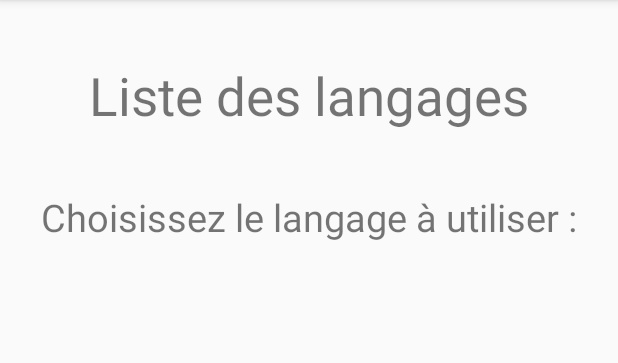
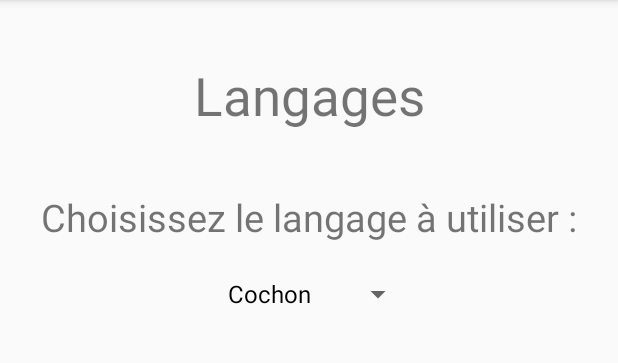
Before and after one commit to PinsardF/Gruiker, an Android app: the screen it shows after launch (MainActivity), after a tap on "Langages", on a phone screen of 412 x 824 dp, the part 84-447 px from its top. Run offline under Robolectric (Android 15) with nearby library versions, the phone set to English and light mode, and no system bars; 1 other tap on this screen came first.

Commit message:
Languages layout : list done Next objective : implement "add a language" form

```diff
--- a/app/src/main/java/com/example/gruiker/View/LanguagesFragment.java
+++ b/app/src/main/java/com/example/gruiker/View/LanguagesFragment.java
@@ -4,6 +4,9 @@ import android.os.Bundle;
 import android.view.LayoutInflater;
 import android.view.View;
 import android.view.ViewGroup;
+import android.widget.Adapter;
+import android.widget.ArrayAdapter;
+import android.widget.Spinner;
 import android.widget.TextView;
 
 import androidx.annotation.Nullable;
@@ -15,6 +18,8 @@ import androidx.lifecycle.ViewModelProviders;
 import com.example.gruiker.R;
 import com.example.gruiker.ViewModel.LanguagesViewModel;
 
+import java.util.ArrayList;
+
 
 public class LanguagesFragment extends Fragment {
 
@@ -24,13 +29,17 @@ public class LanguagesFragment extends Fragment {
                              ViewGroup container, Bundle savedInstanceState) {
         languagesViewModel = ViewModelProviders.of(this).get(LanguagesViewModel.class);
         View root = inflater.inflate(R.layout.fragment_languages, container, false);
-        final TextView textView = root.findViewById(R.id.textView_languages);
-        languagesViewModel.getText().observe(this, new Observer<String>() {
-            @Override
-            public void onChanged(@Nullable String s) {
-                textView.setText(s);
-            }
-        });
+
+        ArrayList<String> languages_list = new ArrayList<String>();//Remplissage de la liste de langages
+        languages_list.add("Cochon");
+        languages_list.add("Chat");
+        languages_list.add("Chien");
+
+        Spinner spinner = (Spinner) root.findViewById(R.id.languages_selector);
+        ArrayAdapter<String> adapter = new ArrayAdapter<>(getContext(),R.layout.support_simple_spinner_dropdown_item,languages_list);
+        adapter.setDropDownViewResource(R.layout.support_simple_spinner_dropdown_item);
+        spinner.setAdapter(adapter);
+
         return root;
     }
 }
--- /dev/null
+++ b/app/src/main/res/drawable/gradient_spinner.xml
@@ -0,0 +1,16 @@
+<?xml version="1.0" encoding="utf-8"?>
+<selector xmlns:android="http://schemas.android.com/apk/res/android">
+
+    <item><layer-list>
+        <item><shape>
+            <gradient android:angle="90" android:endColor="#B3BBCC" android:startColor="#E8EBEF" android:type="linear" />
+
+            <stroke android:width="1dp" android:color="#000000" />
+
+            <corners android:radius="4dp" />
+
+            <padding android:bottom="3dp" android:left="3dp" android:right="3dp" android:top="3dp" />
+        </shape></item>
+    </layer-list></item>
+
+</selector>
--- a/app/src/main/res/layout/fragment_languages.xml
+++ b/app/src/main/res/layout/fragment_languages.xml
@@ -1,10 +1,8 @@
 <?xml version="1.0" encoding="utf-8"?>
 <androidx.constraintlayout.widget.ConstraintLayout xmlns:android="http://schemas.android.com/apk/res/android"
     xmlns:app="http://schemas.android.com/apk/res-auto"
-    xmlns:tools="http://schemas.android.com/tools"
     android:layout_width="match_parent"
-    android:layout_height="match_parent"
-    >
+    android:layout_height="match_parent">
 
     <TextView
         android:id="@+id/textView_languages"
@@ -30,4 +28,14 @@
         app:layout_constraintEnd_toEndOf="parent"
         app:layout_constraintStart_toStartOf="parent"
         app:layout_constraintTop_toBottomOf="@+id/textView_languages" />
+
+    <Spinner
+        android:id="@+id/languages_selector"
+        android:layout_width="140sp"
+        android:layout_height="wrap_content"
+        style="@style/spinner_style"
+        app:layout_constraintEnd_toEndOf="parent"
+        app:layout_constraintStart_toStartOf="parent"
+        app:layout_constraintTop_toBottomOf="@+id/textView_choose_language" />
+
 </androidx.constraintlayout.widget.ConstraintLayout>
--- a/app/src/main/res/values/styles.xml
+++ b/app/src/main/res/values/styles.xml
@@ -8,4 +8,12 @@
         <item name="colorAccent">@color/colorAccent</item>
     </style>
 
+    <style name="spinner_style">
+        <item name="android:layout_width">match_parent</item>
+        <item name="android:layout_height">wrap_content</item>
+        <item name="android:layout_margin">10dp</item>
+        <item name="android:paddingLeft">8dp</item>
+        <item name="android:paddingRight">20dp</item>
+    </style>
+
 </resources>
```
